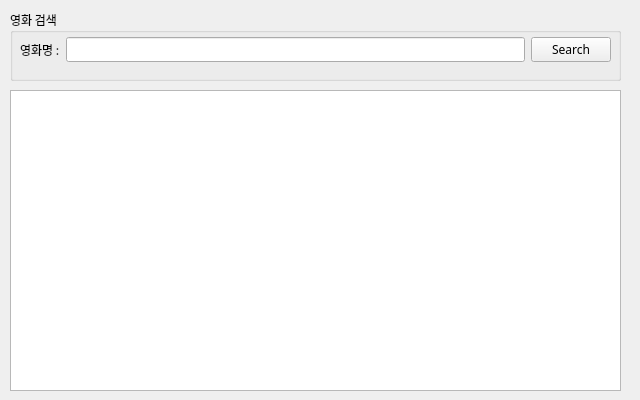
Before: the Qt Designer form part1/studyPyQt/naverApiMovie.ui in TAEYOONEM/miniprojects, drawn with Qt 5.
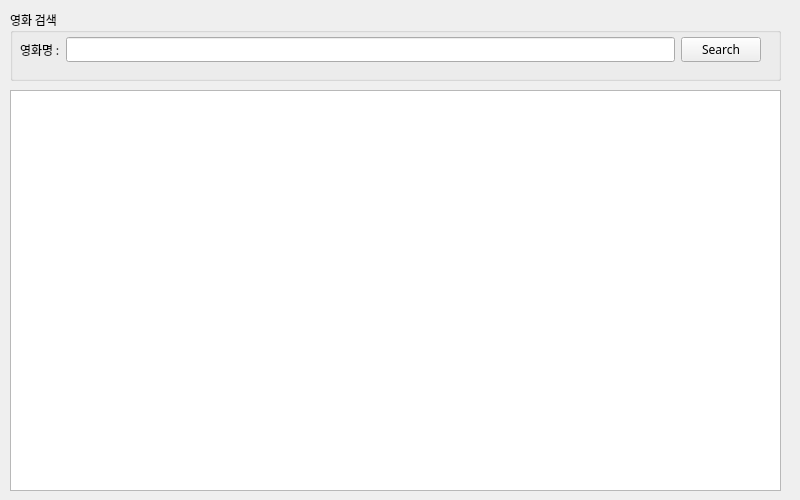
After: the same form once the commit is applied.

```diff
--- a/part1/studyPyQt/naverApiMovie.ui
+++ b/part1/studyPyQt/naverApiMovie.ui
@@ -6,8 +6,8 @@
    <rect>
     <x>0</x>
     <y>0</y>
-    <width>640</width>
-    <height>400</height>
+    <width>800</width>
+    <height>500</height>
    </rect>
   </property>
   <property name="sizePolicy">
@@ -18,14 +18,14 @@
   </property>
   <property name="minimumSize">
    <size>
-    <width>640</width>
-    <height>400</height>
+    <width>800</width>
+    <height>500</height>
    </size>
   </property>
   <property name="maximumSize">
    <size>
-    <width>640</width>
-    <height>400</height>
+    <width>800</width>
+    <height>500</height>
    </size>
   </property>
   <property name="font">
@@ -41,7 +41,7 @@
     <rect>
      <x>10</x>
      <y>10</y>
-     <width>611</width>
+     <width>771</width>
      <height>71</height>
     </rect>
    </property>
@@ -56,7 +56,7 @@
         <rect>
          <x>10</x>
          <y>24</y>
-         <width>591</width>
+         <width>741</width>
          <height>31</height>
         </rect>
        </property>
@@ -89,8 +89,8 @@
     <rect>
      <x>10</x>
      <y>90</y>
-     <width>611</width>
-     <height>301</height>
+     <width>771</width>
+     <height>401</height>
     </rect>
    </property>
    <layout class="QVBoxLayout" name="resultLayout">
```
